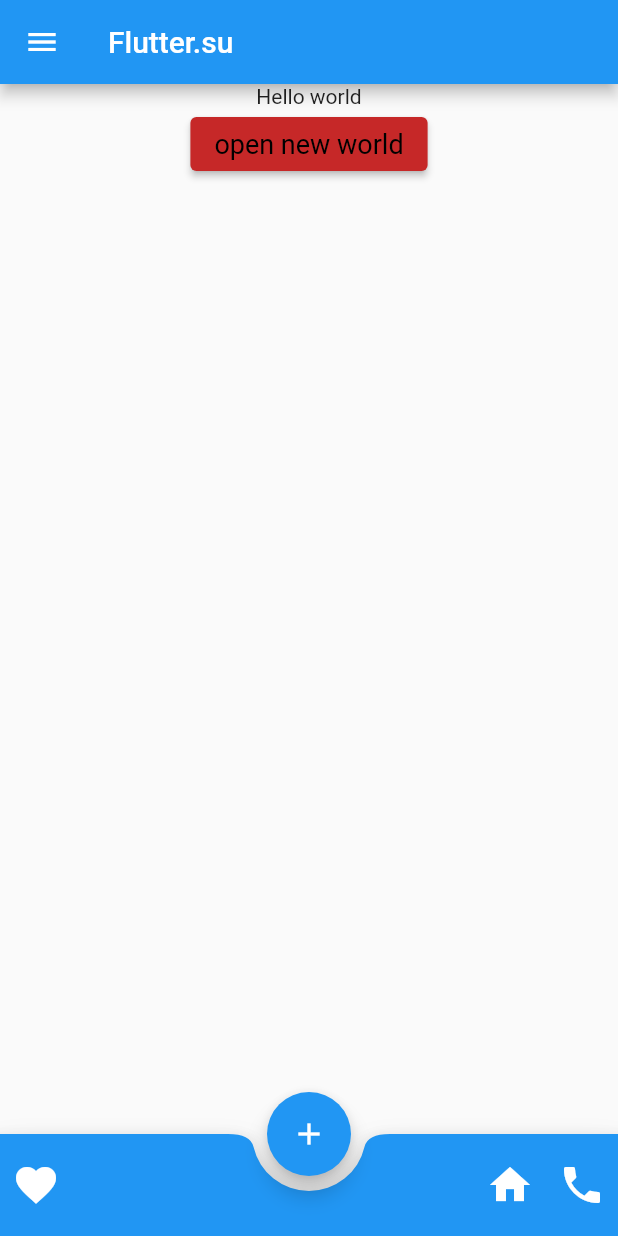
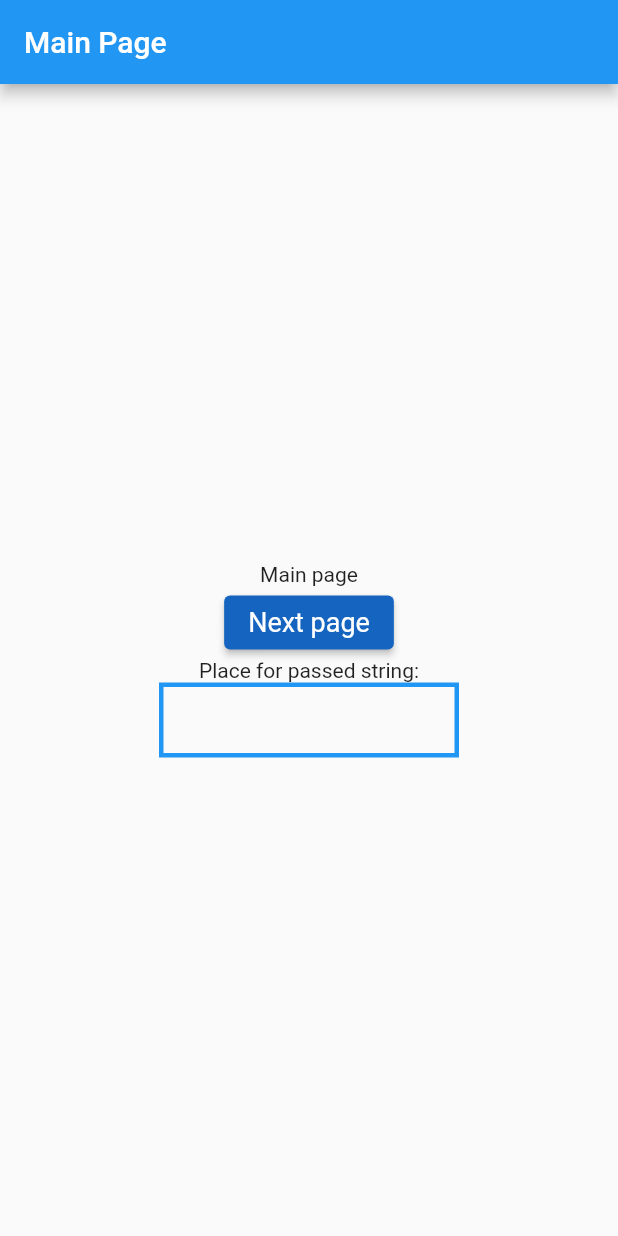
Before and after one commit to Flash9600/flutter-project, a Flutter app: the screen it shows after launch, on a phone screen of 412 x 824 dp. Run offline on Flutter 3.47's test engine with Material 2 defaults, Android fonts, the phone set to English and light mode, and no system bars.

```diff
--- /dev/null
+++ b/lib/constants/router_arguments.dart
@@ -0,0 +1,5 @@
+class RouterArguments {
+  final String text;
+
+  RouterArguments(this.text);
+}
--- /dev/null
+++ b/lib/pages/main_page.dart
@@ -0,0 +1,42 @@
+import 'package:flutter/material.dart';
+import 'package:flutter_hello/pages/second_page.dart';
+
+class MainPage extends StatelessWidget {
+  String takenText;
+  static const routeName = '/';
+
+  MainPage({this.takenText = ''});
+
+  @override
+  Widget build(BuildContext context) {
+    return Scaffold(
+        appBar: AppBar(title: Text('Main Page')),
+        body: Center(
+          child: Column(
+            mainAxisAlignment: MainAxisAlignment.center,
+            children: [
+              Text('Main page'),
+              ElevatedButton(
+                  onPressed: () =>
+                      Navigator.pushNamed(context, SecondPage.routeName),
+                  style: ElevatedButton.styleFrom(primary: Colors.blue[800]),
+                  child: Text('Next page',
+                      style: TextStyle(
+                          color: Colors.white,
+                          fontSize: 18,
+                          fontWeight: FontWeight.w400))),
+              Text('Place for passed string:'),
+              Container(
+                  width: 200,
+                  height: 50,
+                  decoration: BoxDecoration(
+                      border: Border.all(
+                          color: Colors.blue,
+                          width: 3,
+                          style: BorderStyle.solid)),
+                  child: Text('$takenText '))
+            ],
+          ),
+        ));
+  }
+}
```
Also changed, not shown: lib/bottom_bar.dart (added, +32 -0 lines), lib/drawer.dart (added, +27 -0 lines), lib/main.dart (+42 -77 lines), lib/navigator.dart (added, +12 -0 lines), lib/pages/second_page.dart (added, +31 -0 lines).
